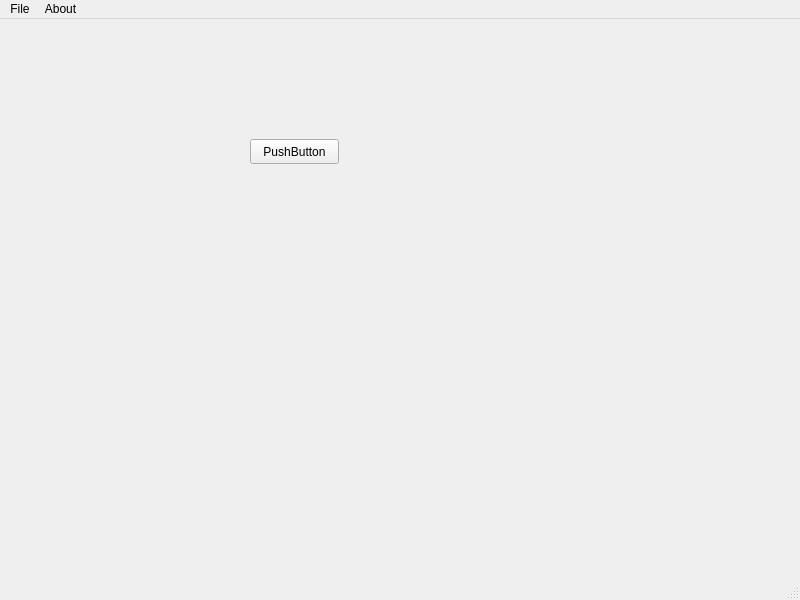
First picture: the form in SpeechMarker/mainwindow.ui, repository PavelParamonov/SpeechDetection, before the edit.
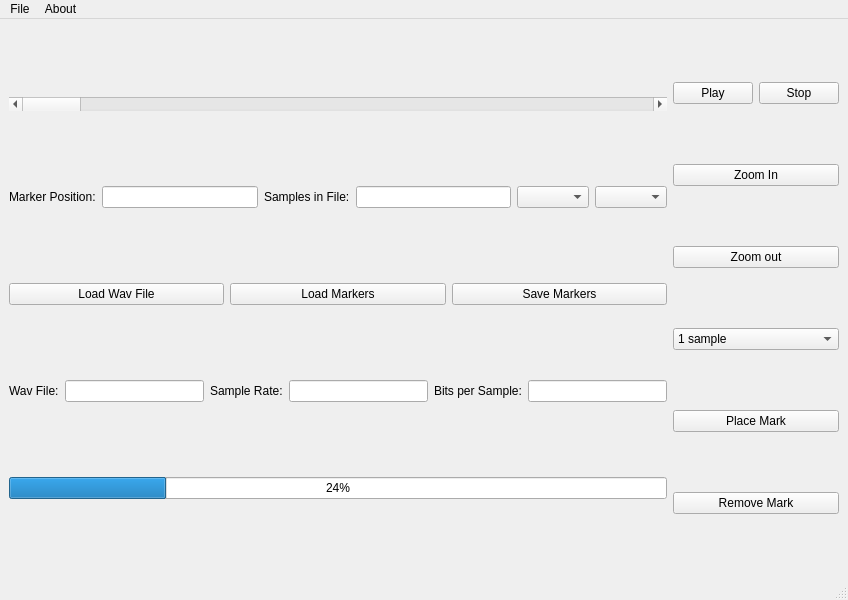
Second picture: the form after the edit.

Commit message: Added all gui widgets to ui-form, configured layout, added RenderArea

Patch:
```diff
--- a/SpeechMarker/mainwindow.ui
+++ b/SpeechMarker/mainwindow.ui
@@ -6,7 +6,7 @@
    <rect>
     <x>0</x>
     <y>0</y>
-    <width>800</width>
+    <width>848</width>
     <height>600</height>
    </rect>
   </property>
@@ -14,26 +14,185 @@
    <string>Speech Marker</string>
   </property>
   <widget class="QWidget" name="centralwidget">
-   <widget class="QPushButton" name="pushButton">
-    <property name="geometry">
-     <rect>
-      <x>250</x>
-      <y>120</y>
-      <width>89</width>
-      <height>25</height>
-     </rect>
-    </property>
-    <property name="text">
-     <string>PushButton</string>
-    </property>
-   </widget>
+   <layout class="QHBoxLayout" name="horizontalLayout_5">
+    <item>
+     <layout class="QVBoxLayout" name="vBoxLayRenderControl">
+      <item>
+       <widget class="QScrollBar" name="sBarPlotScroller">
+        <property name="orientation">
+         <enum>Qt::Horizontal</enum>
+        </property>
+       </widget>
+      </item>
+      <item>
+       <layout class="QHBoxLayout" name="horizontalLayout_3">
+        <item>
+         <widget class="QLabel" name="lbMarkerPosition">
+          <property name="text">
+           <string>Marker Position:</string>
+          </property>
+         </widget>
+        </item>
+        <item>
+         <widget class="QLineEdit" name="edMarkerPosition"/>
+        </item>
+        <item>
+         <widget class="QLabel" name="lbSamplesInWav">
+          <property name="text">
+           <string>Samples in File:</string>
+          </property>
+         </widget>
+        </item>
+        <item>
+         <widget class="QLineEdit" name="edSamplesInWav"/>
+        </item>
+        <item>
+         <widget class="QComboBox" name="cBxIntervals"/>
+        </item>
+        <item>
+         <widget class="QComboBox" name="cBxMarkType"/>
+        </item>
+       </layout>
+      </item>
+      <item>
+       <layout class="QHBoxLayout" name="horizontalLayout_2">
+        <item>
+         <widget class="QPushButton" name="pBtnLoadWav">
+          <property name="text">
+           <string>Load Wav File</string>
+          </property>
+         </widget>
+        </item>
+        <item>
+         <widget class="QPushButton" name="pBtnLoadMarkers">
+          <property name="text">
+           <string>Load Markers</string>
+          </property>
+         </widget>
+        </item>
+        <item>
+         <widget class="QPushButton" name="pBtnSaveMarkers">
+          <property name="text">
+           <string>Save Markers</string>
+          </property>
+         </widget>
+        </item>
+       </layout>
+      </item>
+      <item>
+       <layout class="QHBoxLayout" name="horizontalLayout">
+        <item>
+         <widget class="QLabel" name="lbCurrentWavFile">
+          <property name="text">
+           <string>Wav File:</string>
+          </property>
+         </widget>
+        </item>
+        <item>
+         <widget class="QLineEdit" name="edCurrentWavFile"/>
+        </item>
+        <item>
+         <widget class="QLabel" name="lbWavFileSamplRate">
+          <property name="text">
+           <string>Sample Rate:</string>
+          </property>
+         </widget>
+        </item>
+        <item>
+         <widget class="QLineEdit" name="edWavFileSamplRate"/>
+        </item>
+        <item>
+         <widget class="QLabel" name="lbWavFileBitsPerSample">
+          <property name="text">
+           <string>Bits per Sample:</string>
+          </property>
+         </widget>
+        </item>
+        <item>
+         <widget class="QLineEdit" name="edWavFileBitsPerSample">
+          <property name="text">
+           <string/>
+          </property>
+         </widget>
+        </item>
+       </layout>
+      </item>
+      <item>
+       <widget class="QProgressBar" name="prBarOpenWavProgress">
+        <property name="value">
+         <number>24</number>
+        </property>
+       </widget>
+      </item>
+     </layout>
+    </item>
+    <item>
+     <layout class="QVBoxLayout" name="verticalLayout">
+      <item>
+       <layout class="QHBoxLayout" name="horizontalLayout_4">
+        <item>
+         <widget class="QPushButton" name="pBtnPlay">
+          <property name="text">
+           <string>Play</string>
+          </property>
+         </widget>
+        </item>
+        <item>
+         <widget class="QPushButton" name="pBtnStop">
+          <property name="text">
+           <string>Stop</string>
+          </property>
+         </widget>
+        </item>
+       </layout>
+      </item>
+      <item>
+       <widget class="QPushButton" name="pBtnZoomIn">
+        <property name="text">
+         <string>Zoom In</string>
+        </property>
+       </widget>
+      </item>
+      <item>
+       <widget class="QPushButton" name="pBtnZoomOut">
+        <property name="text">
+         <string>Zoom out</string>
+        </property>
+       </widget>
+      </item>
+      <item>
+       <widget class="QComboBox" name="cBxWindowSize">
+        <item>
+         <property name="text">
+          <string>1 sample</string>
+         </property>
+        </item>
+       </widget>
+      </item>
+      <item>
+       <widget class="QPushButton" name="pBtnPlaceMark">
+        <property name="text">
+         <string>Place Mark</string>
+        </property>
+       </widget>
+      </item>
+      <item>
+       <widget class="QPushButton" name="pBtnRemoveMark">
+        <property name="text">
+         <string>Remove Mark</string>
+        </property>
+       </widget>
+      </item>
+     </layout>
+    </item>
+   </layout>
   </widget>
   <widget class="QMenuBar" name="menubar">
    <property name="geometry">
     <rect>
      <x>0</x>
      <y>0</y>
-     <width>800</width>
+     <width>848</width>
      <height>22</height>
     </rect>
    </property>
```
The commit also changes 1 other file.
